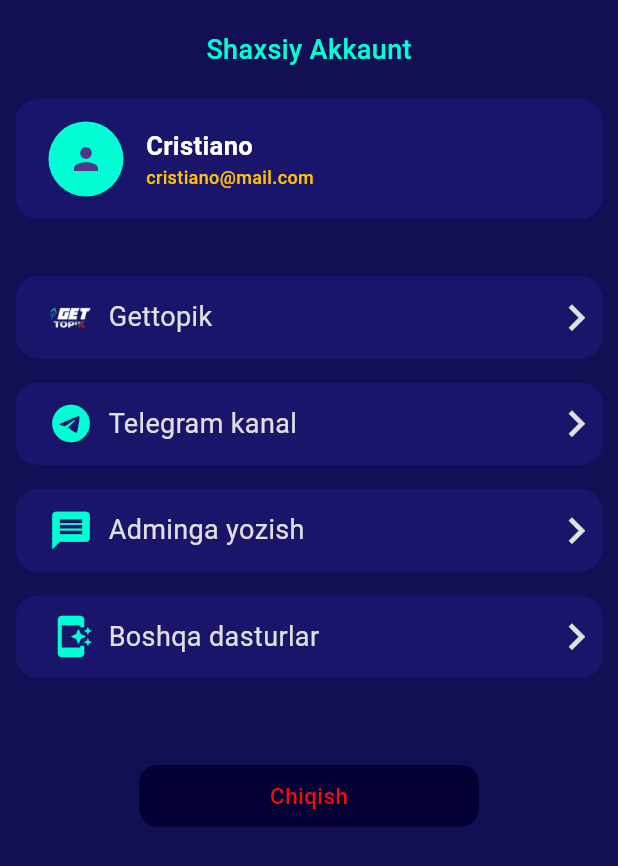
After one commit to azimjaan21/get_topik_korean_quiz, a Flutter app: the UserProfileScreen screen opened by its route, on a phone screen of 412 x 824 dp. The commit adds this screen. Shown: the top 866 px of the screen. Run offline on Flutter 3.47's test engine with Material 3 defaults, Android fonts, the phone set to English and light mode, and no system bars; our stand-ins replace animated_splash_screen, firebase_auth, firebase_core, flutter_tts; accounts and stored records are empty; network calls fail.

Commit message:
UserProdileScreen UI done

```diff
--- a/lib/auth/widgets/name_text_field.dart
+++ b/lib/auth/widgets/name_text_field.dart
@@ -52,6 +52,6 @@ class _CustomNameTextFieldState extends State<CustomNameTextField> {
   }
 
   bool _validateName(String value) {
-    return value.length >= 4;
+    return value.length >= 4 && value.length<=20;
   }
 }
--- a/lib/screens/home/home.dart
+++ b/lib/screens/home/home.dart
@@ -1,5 +1,4 @@
 import 'package:get_topik_korean_quiz/tools/file_importer.dart';
-import 'package:get_topik_korean_quiz/screens/home/widgets/random/random_card.dart';
 
 class HomeScreen extends StatelessWidget {
   const HomeScreen({super.key});
@@ -14,7 +13,10 @@ class HomeScreen extends StatelessWidget {
             width: MediaQuery.sizeOf(context).width,
             child: Column(
               children: [
-                const TopBarGetTopik(),
+                 TopBarGetTopik(
+                  ontap: () => Navigator.of(context)
+                            .pushNamed(RouteName.userProfile),
+                ),
                 Padding(
                   padding: const EdgeInsets.only(
                     top: 20,
--- a/lib/screens/home/widgets/top_bar.dart
+++ b/lib/screens/home/widgets/top_bar.dart
@@ -1,7 +1,8 @@
 import 'package:get_topik_korean_quiz/tools/file_importer.dart';
 
 class TopBarGetTopik extends StatelessWidget {
-  const TopBarGetTopik({super.key});
+  final Function() ontap;
+  const TopBarGetTopik({super.key, required this.ontap});
 
   @override
   Widget build(BuildContext context) {
@@ -27,9 +28,12 @@ class TopBarGetTopik extends StatelessWidget {
               ),
             ],
           ),
-          CircleAvatar(
-            backgroundColor: AppColors.gettopikColor,
-            child: const Icon(Icons.person),
+          InkWell(
+            onTap: ontap,
+            child: CircleAvatar(
+              backgroundColor: AppColors.gettopikColor,
+              child: const Icon(Icons.person),
+            ),
           )
         ],
       ),
--- /dev/null
+++ b/lib/screens/user_profile/user_profile_screen.dart
@@ -0,0 +1,56 @@
+import 'package:get_topik_korean_quiz/tools/file_importer.dart';
+
+class UserProfileScreen extends StatelessWidget {
+  const UserProfileScreen({super.key});
+
+  @override
+  Widget build(BuildContext context) {
+    return SafeArea(
+      child: Scaffold(
+        backgroundColor: AppColors.topBarColor,
+        body: SingleChildScrollView(
+          child: Column(
+            children: [
+              Center(
+                child: Padding(
+                  padding: const EdgeInsets.symmetric(vertical: 20.0),
+                  child: Text(
+                    'Shaxsiy Akkaunt',
+                    style: userProfileText,
+                  ),
+                ),
+              ),
+              const UserCard(name: "Cristiano", email: 'cristiano@mail.com'),
+              30.kH,
+              UserOptionsCard(
+                optionText: 'Gettopik',
+                icon: AppIcons.gettopik(width: 30.0, height: 30.0),
+                ontap: () => null,
+              ),
+              UserOptionsCard(
+                icon: AppIcons.telegram,
+                optionText: 'Telegram kanal',
+                ontap: () => null,
+              ),
+              UserOptionsCard(
+                optionText: 'Adminga yozish',
+                icon: AppIcons.devContact,
+                ontap: () => null,
+              ),
+              UserOptionsCard(
+                optionText: 'Boshqa dasturlar',
+                icon: AppIcons.otherApps,
+                ontap: () => null,
+              ),
+              50.kH,
+              LogOutButton(
+                text: 'Chiqish',
+                ontap: () => null,
+              ),
+            ],
+          ),
+        ),
+      ),
+    );
+  }
+}
--- /dev/null
+++ b/lib/screens/user_profile/widgets/log_out_button.dart
@@ -0,0 +1,32 @@
+import 'package:get_topik_korean_quiz/tools/file_importer.dart';
+
+class LogOutButton extends StatelessWidget {
+  final String text;
+  final Function() ontap;
+
+  const LogOutButton({super.key, required this.text, required this.ontap});
+
+  @override
+  Widget build(BuildContext context) {
+    return InkWell(
+      onTap: ontap,
+      borderRadius: BorderRadius.circular(12.0),
+      child: Container(
+        width: MediaQuery.sizeOf(context).width * 0.55,
+        decoration: BoxDecoration(
+          color: AppColors.logButton,
+          borderRadius: BorderRadiusDirectional.circular(12.0),
+        ),
+        child: Center(
+          child: Padding(
+            padding: const EdgeInsets.symmetric(vertical: 10.0),
+            child: Text(
+              text,
+              style: logButtonText,
+            ),
+          ),
+        ),
+      ),
+    );
+  }
+}
--- /dev/null
+++ b/lib/screens/user_profile/widgets/user_card.dart
@@ -0,0 +1,49 @@
+import 'package:get_topik_korean_quiz/tools/file_importer.dart';
+
+class UserCard extends StatelessWidget {
+  final String name;
+  final String email;
+  const UserCard({super.key, required this.name, required this.email});
+
+  @override
+  Widget build(BuildContext context) {
+    return Center(
+      child: Container(
+        width: MediaQuery.sizeOf(context).width * 0.95,
+        decoration: BoxDecoration(
+          color: AppColors.userCardColor,
+          borderRadius: BorderRadius.circular(15),
+        ),
+        child: Padding(
+          padding: const EdgeInsets.only(top: 15, bottom: 15, left: 22),
+          child: Row(
+            children: [
+              CircleAvatar(
+                radius: 25,
+                backgroundColor: AppColors.gettopikColor,
+                child: const Icon(Icons.person),
+              ),
+              15.wH,
+              Column(
+                crossAxisAlignment: CrossAxisAlignment.start,
+                children: [
+                  Text(
+                    name,
+                    overflow: TextOverflow.fade,
+                    style: userTexth1,
+                    softWrap: false,
+                  ),
+                  Text(
+                    email,
+                    overflow: TextOverflow.ellipsis,
+                    style: mailTexth2,
+                  ),
+                ],
+              ),
+            ],
+          ),
+        ),
+      ),
+    );
+  }
+}
--- /dev/null
+++ b/lib/screens/user_profile/widgets/user_options_card.dart
@@ -0,0 +1,55 @@
+import 'package:get_topik_korean_quiz/tools/file_importer.dart';
+
+class UserOptionsCard extends StatelessWidget {
+  final String optionText;
+  final Function() ontap;
+  final Widget icon;
+  const UserOptionsCard(
+      {super.key, required this.optionText, required this.ontap, required this.icon});
+
+  @override
+  Widget build(BuildContext context) {
+    return Padding(
+      padding: const EdgeInsets.symmetric(vertical: 8),
+      child: Center(
+        child: InkWell(
+          onTap: ontap,
+          borderRadius: BorderRadius.circular(15),
+          child: Container(
+            width: MediaQuery.sizeOf(context).width * 0.95,
+            decoration: BoxDecoration(
+              color: AppColors.userCardColor,
+              borderRadius: BorderRadius.circular(15),
+            ),
+            child: Padding(
+              padding: const EdgeInsets.only(top: 10, bottom: 10, left: 22),
+              child: Row(
+                mainAxisAlignment: MainAxisAlignment.spaceBetween,
+                children: [
+                  Row(
+                    children: [
+                     icon,
+                      10.wH,
+                      Text(
+                        optionText,
+                        style: TextStyle(
+                            color: AppColors.background,
+                            fontSize: 18,
+                            fontWeight: FontWeight.w400),
+                      ),
+                    ],
+                  ),
+                  Icon(
+                    Icons.navigate_next_outlined,
+                    size: 35,
+                    color: AppColors.background,
+                  ),
+                ],
+              ),
+            ),
+          ),
+        ),
+      ),
+    );
+  }
+}
--- a/lib/tools/colors.dart
+++ b/lib/tools/colors.dart
@@ -3,8 +3,10 @@ import 'dart:ui';
 class AppColors {
   static Color gettopikColor = const Color(0xff00ffd5);
   static Color topBarColor = const Color(0xFF120F55);
+  static Color userCardColor = const Color(0xFF19156B);
   static Color background = const Color(0xFFE0E0E0);
   static Color butColor = const Color(0xFF08C5A5);
   static Color regColor = const Color(0xFF24207A);
   static Color suffixIconColor = const Color(0xFFA8A3A3);
+  static Color logButton = const Color(0xff030134);
 }
--- a/lib/tools/file_importer.dart
+++ b/lib/tools/file_importer.dart
@@ -19,3 +19,8 @@ export 'package:get_topik_korean_quiz/auth/widgets/custom_textfiled.dart';
 export 'package:get_topik_korean_quiz/auth/widgets/custom_button.dart';
 export 'package:get_topik_korean_quiz/auth/widgets/text_reset_password.dart';
 export 'package:flutter_tts/flutter_tts.dart';
+export 'package:get_topik_korean_quiz/screens/home/widgets/random/random_card.dart';
+export 'package:get_topik_korean_quiz/tools/icons.dart';
+export 'package:get_topik_korean_quiz/screens/user_profile/widgets/log_out_button.dart';
+export 'package:get_topik_korean_quiz/screens/user_profile/widgets/user_card.dart';
+export 'package:get_topik_korean_quiz/screens/user_profile/widgets/user_options_card.dart';
--- /dev/null
+++ b/lib/tools/icons.dart
@@ -0,0 +1,36 @@
+import 'package:flutter/material.dart';
+
+class AppIcons {
+  static const Icon telegram = Icon(
+    Icons.telegram,
+    color: Color(0xff00ffd5),
+    size: 30,
+  );
+
+  static const String homeImagePath = 'assets/images/gettopik.png';
+
+  static Widget gettopik({
+    double width = 30.0,
+    double height = 30.0,
+    BoxFit fit = BoxFit.contain,
+  }) {
+    return Image.asset(
+      homeImagePath,
+      width: width,
+      height: height,
+      fit: fit,
+    );
+  }
+
+  static const Icon devContact = Icon(
+    Icons.message,
+    color: Color(0xff00ffd5),
+    size: 30,
+  );
+
+  static const Icon otherApps = Icon(
+    Icons.app_shortcut,
+    color: Color(0xff00ffd5),
+    size: 30,
+  );
+}
--- a/lib/tools/router.dart
+++ b/lib/tools/router.dart
@@ -3,6 +3,7 @@ import 'package:get_topik_korean_quiz/auth/sign_in_screen.dart';
 import 'package:get_topik_korean_quiz/auth/sign_up_screen.dart';
 import 'package:get_topik_korean_quiz/screens/random_quiz/random_quiz.dart';
 import 'package:get_topik_korean_quiz/screens/unit_quiz/unit_quiz_screen.dart';
+import 'package:get_topik_korean_quiz/screens/user_profile/user_profile_screen.dart';
 import 'package:get_topik_korean_quiz/tools/file_importer.dart';
 
 abstract class RouteName {
@@ -16,6 +17,7 @@ abstract class RouteName {
   static const signUp = '/signUp';
   static const signIn = '/signIn';
   static const resetPassword = '/resetPassword';
+  static const userProfile = '/userProfile';
 }
 
 class RouterNavigator {
@@ -45,6 +47,9 @@ class RouterNavigator {
       case RouteName.resetPassword:
         return MaterialPageRoute(builder: (_) => const ResetPasswordScreen());
 
+      case RouteName.userProfile:
+        return MaterialPageRoute(builder: (_) => const UserProfileScreen());
+
       // If smth is wrong here, this screen give info:
       default:
         return MaterialPageRoute(
--- a/lib/tools/styles.dart
+++ b/lib/tools/styles.dart
@@ -24,7 +24,7 @@ const randomTexth1 = TextStyle(
 );
 
 const randomTexth2 = TextStyle(
-  color: Colors.amber,
+  color: Color(0xFFFFC107),
   fontSize: 18,
   fontWeight: FontWeight.bold,
 );
@@ -52,10 +52,30 @@ const hintText = TextStyle(
 );
 
 final resetTextPassword = TextStyle(
-
   color: AppColors.butColor,
   fontSize: 14,
   fontWeight: FontWeight.w400,
+);
+final userProfileText = TextStyle(
+  color: AppColors.gettopikColor,
+  fontWeight: FontWeight.w500,
+  fontSize: 18,
+);
 
+const userTexth1 = TextStyle(
+  color: Colors.white,
+  fontSize: 17,
+  fontWeight: FontWeight.bold,
+);
 
+const mailTexth2 = TextStyle(
+  color: Color(0xFFFFC107),
+  fontSize: 12,
+  fontWeight: FontWeight.w500,
 );
+
+const logButtonText = TextStyle(
+  color: Color(0xFFFF0707),
+  fontSize: 15,
+  fontWeight: FontWeight.w500,
+);
--- a/pubspec.yaml
+++ b/pubspec.yaml
@@ -16,7 +16,6 @@ dependencies:
 
   #packages:
   cupertino_icons: ^1.0.6
-  svg_flutter: ^0.0.1
   animated_splash_screen: ^1.3.0
   flutter_tts: ^3.8.3
   firebase_auth: ^4.19.5
```
Also changed, not shown: assets/fonts/Roboto-Medium.ttf (added), pubspec.lock.
